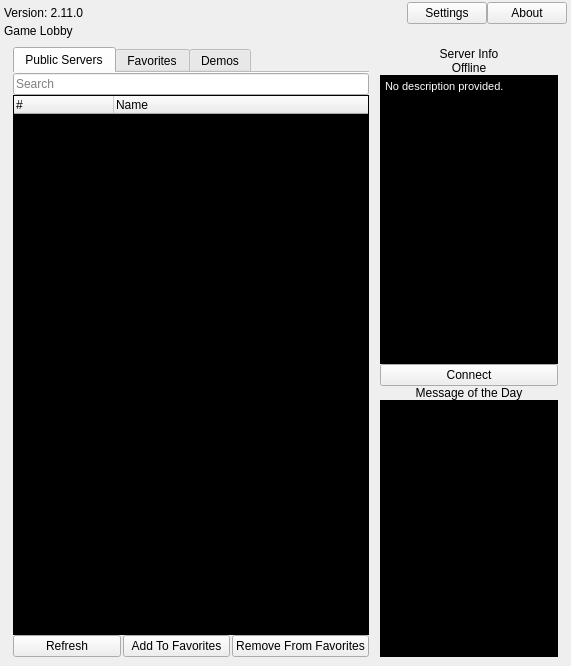
The window that resource/ui/lobby.ui (AttorneyOnline/AO2-Client) describes before a commit, drawn with Qt 5.
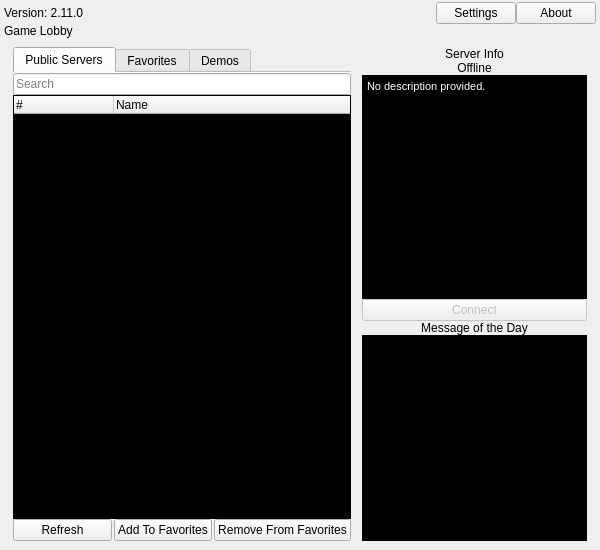
The same window after the commit.

Commit message:
Hookup Serverbrowser to new UI frontend
Still need to fix the favorites AND implement the NEW demolist

Diff of the .ui file:
```diff
--- a/resource/ui/lobby.ui
+++ b/resource/ui/lobby.ui
@@ -6,8 +6,8 @@
    <rect>
     <x>0</x>
     <y>0</y>
-    <width>571</width>
-    <height>666</height>
+    <width>600</width>
+    <height>550</height>
    </rect>
   </property>
   <property name="sizePolicy">
@@ -16,6 +16,12 @@
     <verstretch>0</verstretch>
    </sizepolicy>
   </property>
+  <property name="minimumSize">
+   <size>
+    <width>600</width>
+    <height>550</height>
+   </size>
+  </property>
   <property name="windowTitle">
    <string/>
   </property>
@@ -136,7 +142,7 @@
        <widget class="QWidget" name="serverlist" native="true">
         <property name="sizePolicy">
          <sizepolicy hsizetype="Preferred" vsizetype="Preferred">
-          <horstretch>2</horstretch>
+          <horstretch>3</horstretch>
           <verstretch>0</verstretch>
          </sizepolicy>
         </property>
@@ -376,7 +382,7 @@
        <widget class="QWidget" name="info_motd" native="true">
         <property name="sizePolicy">
          <sizepolicy hsizetype="Preferred" vsizetype="Preferred">
-          <horstretch>1</horstretch>
+          <horstretch>2</horstretch>
           <verstretch>0</verstretch>
          </sizepolicy>
         </property>
@@ -459,6 +465,9 @@
             </item>
             <item>
              <widget class="QPushButton" name="connect_button">
+              <property name="enabled">
+               <bool>false</bool>
+              </property>
               <property name="text">
                <string>Connect</string>
               </property>
```
Left out of the diff: 7 changed lines with no effect on the pictures. The commit also changes 3 other files.
